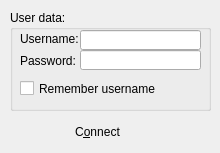
Before: the Qt Designer form stduserauth.ui in Securepoint/openvpn-client, drawn with Qt 5.
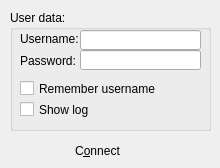
After: the same form once the commit is applied. Icons and pictures are not drawn.

Diff of the .ui file:
```diff
--- a/stduserauth.ui
+++ b/stduserauth.ui
@@ -10,19 +10,19 @@
     <x>0</x>
     <y>0</y>
     <width>220</width>
-    <height>153</height>
+    <height>168</height>
    </rect>
   </property>
   <property name="minimumSize">
    <size>
     <width>220</width>
-    <height>153</height>
+    <height>168</height>
    </size>
   </property>
   <property name="maximumSize">
    <size>
     <width>220</width>
-    <height>153</height>
+    <height>168</height>
    </size>
   </property>
   <property name="contextMenuPolicy">
@@ -42,7 +42,7 @@
    <property name="geometry">
     <rect>
      <x>60</x>
-     <y>120</y>
+     <y>139</y>
      <width>75</width>
      <height>24</height>
     </rect>
@@ -62,7 +62,7 @@
    <property name="geometry">
     <rect>
      <x>138</x>
-     <y>120</y>
+     <y>139</y>
      <width>75</width>
      <height>24</height>
     </rect>
@@ -90,7 +90,7 @@
      <x>10</x>
      <y>10</y>
      <width>201</width>
-     <height>101</height>
+     <height>121</height>
     </rect>
    </property>
    <property name="title">
@@ -155,6 +155,19 @@
      <string>Remember username</string>
     </property>
    </widget>
+   <widget class="QCheckBox" name="cbShowLog">
+    <property name="geometry">
+     <rect>
+      <x>10</x>
+      <y>90</y>
+      <width>141</width>
+      <height>19</height>
+     </rect>
+    </property>
+    <property name="text">
+     <string>Show log</string>
+    </property>
+   </widget>
   </widget>
  </widget>
  <resources>
```
Left out of the diff: 2 changed lines with no effect on the pictures.
